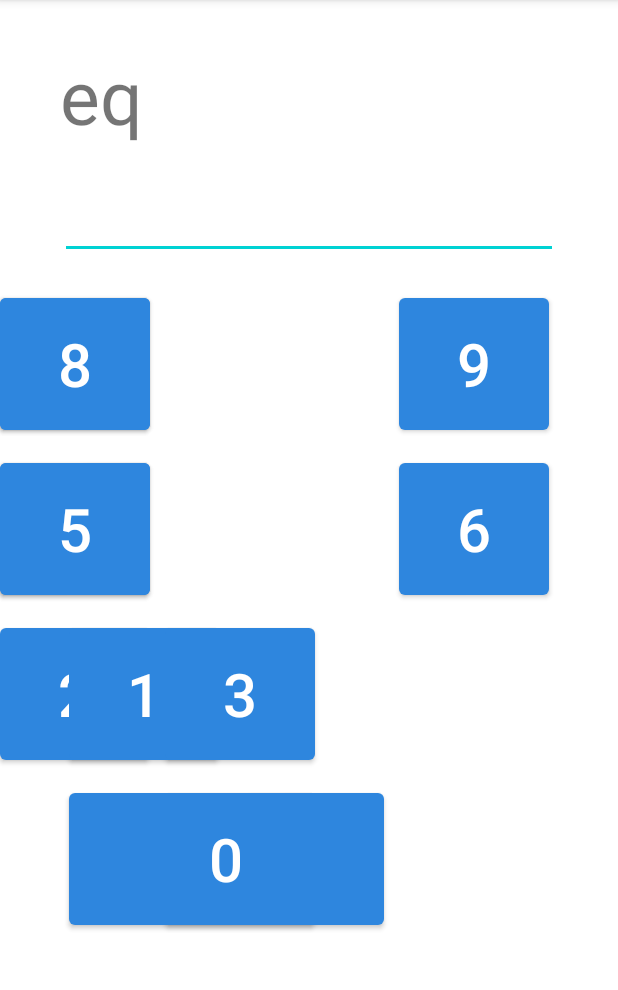
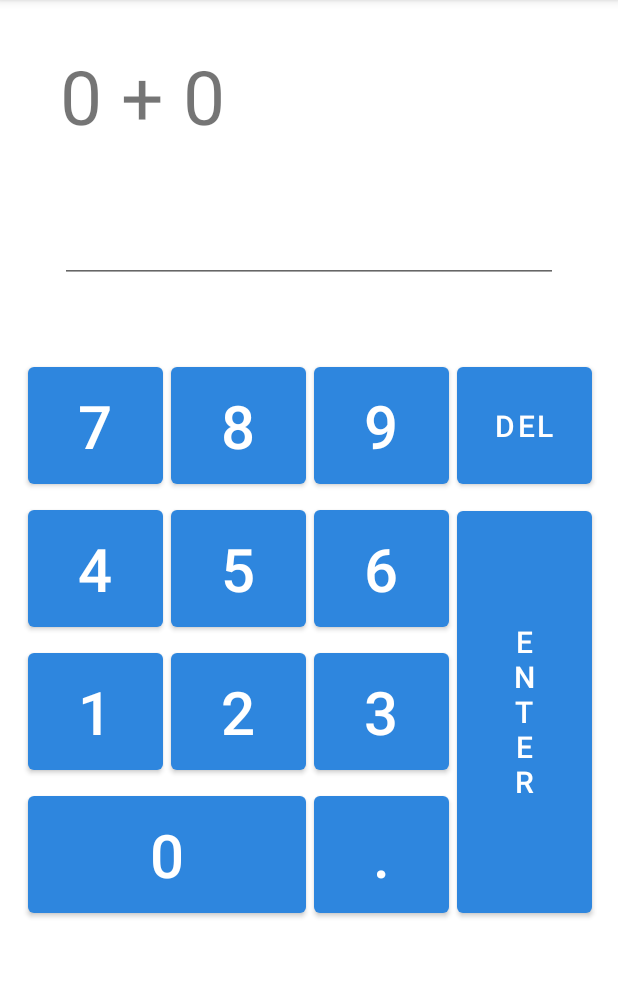
Before and after one commit to Jason-TXLS4/mathapp, an Android app: the equationsActivity screen opened directly, with no data from a screen before it, on a phone screen of 412 x 824 dp, the part 84-1074 px from its top. Run offline under Robolectric (Android 15) with nearby library versions, the phone set to English and light mode, and no system bars.

Commit message:
may 17 1:30 keypad working

```diff
--- a/src/main/res/layout/activity_equations.xml
+++ b/src/main/res/layout/activity_equations.xml
@@ -6,87 +6,104 @@
     android:layout_height="match_parent"
     tools:context=".equationsActivity">
 
+
     <EditText
-        android:id="@+id/plain_text_input"
+        android:id="@+id/et_response"
         android:layout_width="match_parent"
         android:layout_height="wrap_content"
         android:layout_marginStart="40dp"
         android:layout_marginLeft="40dp"
-        android:layout_marginTop="14dp"
+        android:layout_marginTop="30dp"
         android:layout_marginEnd="40dp"
         android:layout_marginRight="40dp"
         android:height="40dp"
+        android:inputType="numberDecimal"
+        android:focusableInTouchMode="false"
         android:textSize="30dp"
-
-        android:inputType="text"
         app:layout_constraintEnd_toEndOf="parent"
         app:layout_constraintStart_toStartOf="parent"
         app:layout_constraintTop_toBottomOf="@+id/tv_equation" />
 
     <FrameLayout
         android:id="@+id/frameLayout2"
-        android:layout_width="320dp"
-        android:layout_height="420dp"
-        android:layout_marginTop="20dp"
+        android:layout_width="375dp"
+        android:layout_height="375dp"
+        android:layout_marginTop="50dp"
         app:layout_constraintEnd_toEndOf="parent"
         app:layout_constraintStart_toStartOf="parent"
-        app:layout_constraintTop_toBottomOf="@+id/plain_text_input">
+        app:layout_constraintTop_toBottomOf="@+id/et_response">
 
     </FrameLayout>
 
     <Button
         android:id="@+id/btn_num_2"
-        android:layout_width="100dp"
-        android:layout_height="100dp"
-        android:layout_marginTop="10dp"
-        android:onClick="selectLevel"
+        android:layout_width="90dp"
+        android:layout_height="90dp"
+        android:layout_marginStart="5dp"
+        android:layout_marginLeft="5dp"
+        android:layout_marginTop="5dp"
+        android:onClick="input_2"
         android:text="2"
         android:textSize="40dp"
-        app:layout_constraintTop_toBottomOf="@+id/btn_num_5"
-        tools:layout_editor_absoluteX="156dp" />
+        app:layout_constraintStart_toEndOf="@+id/btn_num_1"
+        app:layout_constraintTop_toBottomOf="@+id/btn_num_5" />
 
     <Button
         android:id="@+id/btn_num_1"
-        android:layout_width="100dp"
-        android:layout_height="100dp"
-        android:layout_marginTop="10dp"
-        android:onClick="selectLevel"
+        android:layout_width="90dp"
+        android:layout_height="90dp"
+        android:layout_marginTop="5dp"
+        android:onClick="input_1"
         android:text="1"
         android:textSize="40dp"
         app:layout_constraintStart_toStartOf="@+id/frameLayout2"
         app:layout_constraintTop_toBottomOf="@+id/btn_num_4" />
 
     <Button
-        android:id="@+id/btn_num_point"
-        android:layout_width="100dp"
-        android:layout_height="100dp"
-        android:layout_marginStart="10dp"
-        android:layout_marginLeft="10dp"
-        android:onClick="selectLevel"
+        android:id="@+id/btn_decimal"
+        android:layout_width="90dp"
+        android:layout_height="90dp"
+        android:layout_marginStart="5dp"
+        android:layout_marginLeft="5dp"
+        android:layout_marginTop="5dp"
+        android:onClick="input_decimal"
         android:text="."
         android:textSize="40dp"
-        app:layout_constraintBottom_toBottomOf="@+id/btn_num_point"
-        app:layout_constraintStart_toEndOf="@+id/btn_num_2" />
+        app:layout_constraintStart_toEndOf="@+id/btn_num_2"
+        app:layout_constraintTop_toBottomOf="@+id/btn_num_3" />
 
     <Button
-        android:id="@+id/btn_num_"
-        android:layout_width="100dp"
-        android:layout_height="100dp"
-        android:layout_marginStart="10dp"
-        android:layout_marginLeft="10dp"
-        android:layout_marginTop="10dp"
-        android:onClick="selectLevel"
+        android:id="@+id/btn_del"
+        android:layout_width="90dp"
+        android:layout_height="90dp"
+        android:layout_marginStart="5dp"
+        android:layout_marginLeft="5dp"
+        android:onClick="input_clear"
+        android:text="DEL"
+        android:textSize="20dp"
+        app:layout_constraintStart_toEndOf="@+id/btn_num_9"
+        app:layout_constraintTop_toTopOf="@+id/frameLayout2" />
+
+
+    <Button
+        android:id="@+id/btn_num_3"
+        android:layout_width="90dp"
+        android:layout_height="90dp"
+        android:layout_marginStart="5dp"
+        android:layout_marginLeft="5dp"
+        android:layout_marginTop="5dp"
+        android:onClick="input_3"
         android:text="3"
         android:textSize="40dp"
         app:layout_constraintStart_toEndOf="@+id/btn_num_2"
         app:layout_constraintTop_toBottomOf="@+id/btn_num_6" />
 
     <Button
-        android:id="@+id/btn_num_point"
-        android:layout_width="210dp"
-        android:layout_height="100dp"
-        android:layout_marginTop="10dp"
-        android:onClick="selectLevel"
+        android:id="@+id/btn_0"
+        android:layout_width="185dp"
+        android:layout_height="90dp"
+        android:layout_marginTop="5dp"
+        android:onClick="input_0"
         android:text="0"
         android:textSize="40dp"
         app:layout_constraintStart_toStartOf="@+id/frameLayout2"
@@ -94,65 +111,85 @@
 
     <Button
         android:id="@+id/btn_num_4"
-        android:layout_width="100dp"
-        android:layout_height="100dp"
-        android:layout_marginTop="10dp"
-        android:onClick="selectLevel"
+        android:layout_width="90dp"
+        android:layout_height="90dp"
+        android:layout_marginTop="5dp"
+        android:onClick="input_4"
         android:text="4"
         android:textSize="40dp"
-        app:layout_constraintTop_toBottomOf="@+id/btn_num_7"
-        tools:layout_editor_absoluteX="46dp" />
+        app:layout_constraintStart_toStartOf="@+id/frameLayout2"
+        app:layout_constraintTop_toBottomOf="@+id/btn_num_7" />
 
     <Button
         android:id="@+id/btn_num_5"
-        android:layout_width="100dp"
-        android:layout_height="100dp"
-        android:layout_marginTop="10dp"
-        android:onClick="selectLevel"
+        android:layout_width="90dp"
+        android:layout_height="90dp"
+        android:layout_marginStart="5dp"
+        android:layout_marginLeft="5dp"
+        android:layout_marginTop="5dp"
+        android:onClick="input_5"
         android:text="5"
         android:textSize="40dp"
-        app:layout_constraintTop_toBottomOf="@+id/btn_num_8"
-        tools:layout_editor_absoluteX="156dp" />
+        app:layout_constraintStart_toEndOf="@+id/btn_num_4"
+        app:layout_constraintTop_toBottomOf="@+id/btn_num_8" />
 
     <Button
         android:id="@+id/btn_num_6"
-        android:layout_width="100dp"
-        android:layout_height="100dp"
-        android:layout_marginTop="10dp"
-        android:onClick="selectLevel"
+        android:layout_width="90dp"
+        android:layout_height="90dp"
+        android:layout_marginStart="5dp"
+        android:layout_marginLeft="5dp"
+        android:layout_marginTop="5dp"
+        android:onClick="input_6"
         android:text="6"
         android:textSize="40dp"
-        app:layout_constraintEnd_toEndOf="@+id/frameLayout2"
+        app:layout_constraintStart_toEndOf="@+id/btn_num_5"
         app:layout_constraintTop_toBottomOf="@+id/btn_num_9" />
 
     <Button
+        android:id="@+id/btn_enter"
+        android:layout_width="90dp"
+        android:layout_height="280dp"
+        android:layout_marginStart="5dp"
+        android:layout_marginLeft="5dp"
+        android:onClick="input_enter"
+        android:text="E\nn\nt\ne\nr"
+        android:textSize="20dp"
+        app:layout_constraintBottom_toBottomOf="@+id/btn_decimal"
+        app:layout_constraintStart_toEndOf="@+id/btn_num_6" />
+
+    <Button
         android:id="@+id/btn_num_7"
-        android:layout_width="100dp"
-        android:layout_height="100dp"
-        android:onClick="selectLevel"
+        android:layout_width="90dp"
+        android:layout_height="90dp"
+        android:onClick="input_7"
         android:text="7"
         android:textSize="40dp"
-        app:layout_constraintTop_toTopOf="@+id/frameLayout2"
-        tools:layout_editor_absoluteX="46dp" />
+        app:layout_constraintStart_toStartOf="@+id/frameLayout2"
+        app:layout_constraintTop_toTopOf="@+id/frameLayout2" />
 
     <Button
         android:id="@+id/btn_num_8"
-        android:layout_width="100dp"
-        android:layout_height="100dp"
-        android:onClick="selectLevel"
+        android:layout_width="90dp"
+        android:layout_height="90dp"
+        android:layout_marginStart="5dp"
+        android:layout_marginLeft="5dp"
+        android:onClick="input_8"
         android:text="8"
         android:textSize="40dp"
-        app:layout_constraintTop_toTopOf="@+id/frameLayout2"
-        tools:layout_editor_absoluteX="156dp" />
+        app:layout_constraintStart_toEndOf="@+id/btn_num_7"
+        app:layout_constraintTop_toTopOf="@+id/frameLayout2" />
 
     <Button
         android:id="@+id/btn_num_9"
-        android:layout_width="100dp"
-        android:layout_height="100dp"
-        android:onClick="selectLevel"
+        android:layout_width="90dp"
+        android:layout_height="90dp"
+        android:layout_marginStart="5dp"
+        android:layout_marginLeft="5dp"
+        android:onClick="input_9"
         android:text="9"
         android:textSize="40dp"
-        app:layout_constraintEnd_toEndOf="@+id/frameLayout2"
+        app:layout_constraintStart_toEndOf="@+id/btn_num_8"
         app:layout_constraintTop_toTopOf="@+id/frameLayout2" />
 
     <TextView
--- a/src/main/res/layout/activity_level.xml
+++ b/src/main/res/layout/activity_level.xml
@@ -53,7 +53,7 @@
         app:layout_constraintTop_toTopOf="@+id/btn_level_1" />
 
     <Button
-        android:id="@+id/btn_num_point"
+        android:id="@+id/btn_decimal"
         android:layout_width="100dp"
         android:layout_height="100dp"
         android:layout_marginStart="10dp"
@@ -94,7 +94,7 @@
         android:text="6"
         android:textSize="40dp"
         android:onClick="selectLevel"
-        app:layout_constraintStart_toStartOf="@+id/btn_num_point"
+        app:layout_constraintStart_toStartOf="@+id/btn_decimal"
         app:layout_constraintTop_toBottomOf="@+id/btn_level_1" />
 
     <Button
```
Also changed, not shown: src/main/java/ca/echocreativeworks/mathapp/equationsActivity.java (+151 -1 lines), src/main/java/ca/echocreativeworks/mathapp/levelActivity.java (+7 -6 lines).
